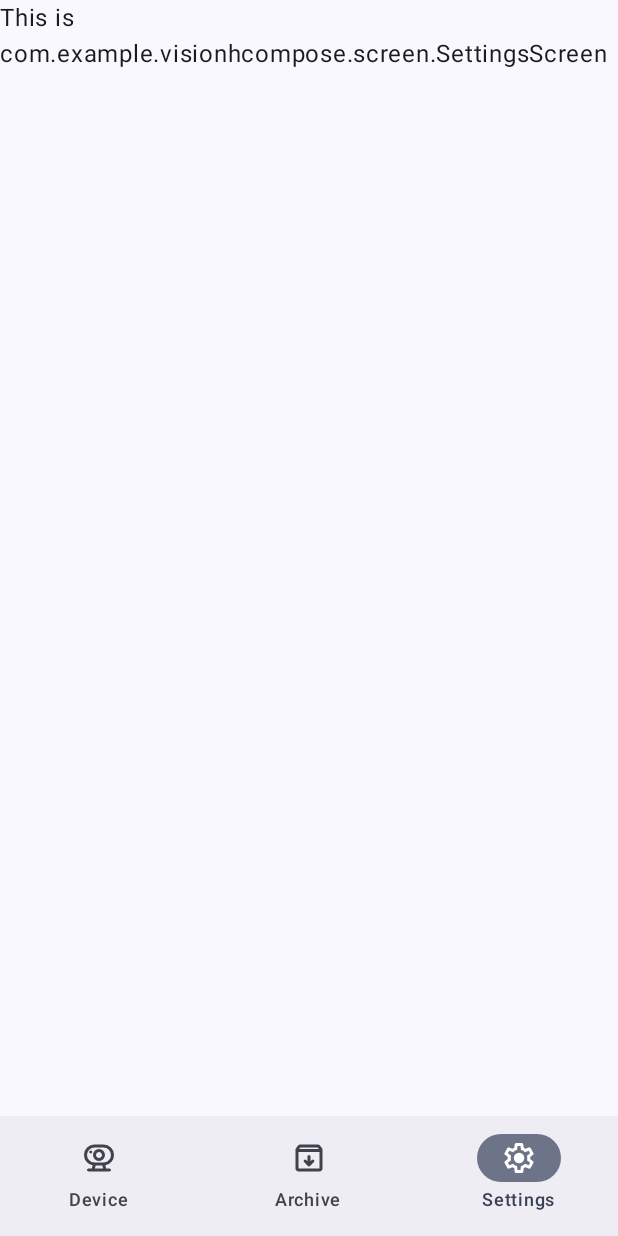
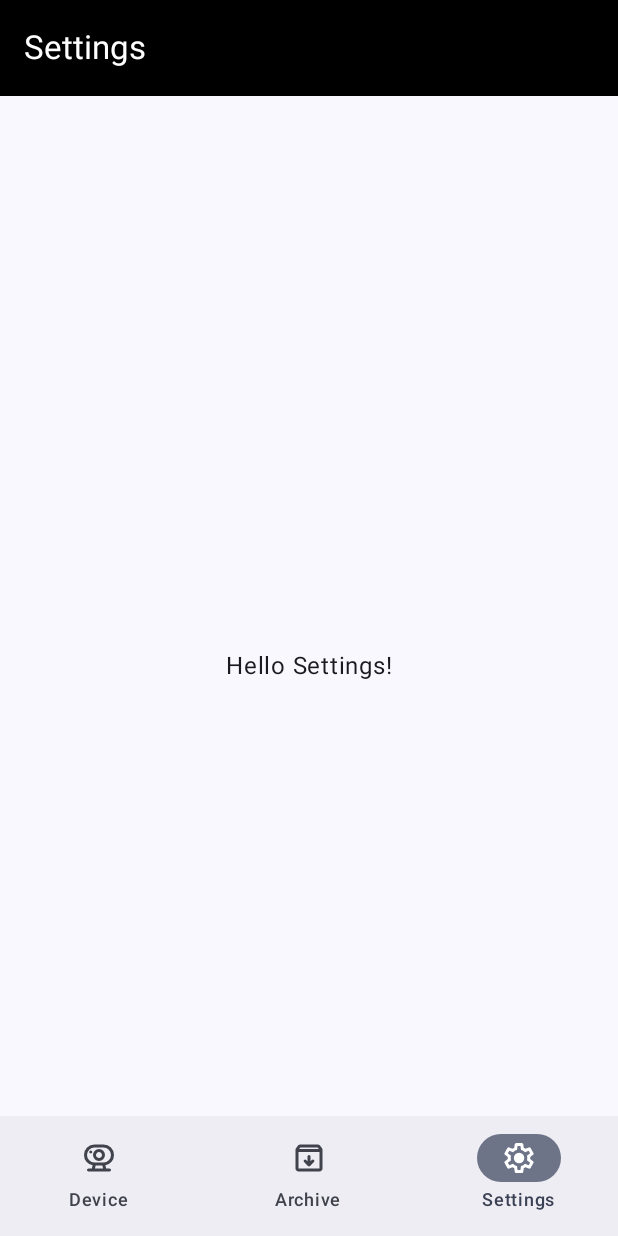
Before and after one commit to HermanDevEscobat/VisionHCompose, an Android app built with Jetpack Compose: the screen it shows after launch (MainActivity), item 3 of the bottom bar chosen, on a phone screen of 412 x 824 dp. Run offline under Robolectric (Android 15) with nearby library versions, the phone set to English and light mode, and no system bars.

Commit message:
Best update

```diff
--- a/app/src/main/java/com/example/visionhcompose/MainActivity.kt
+++ b/app/src/main/java/com/example/visionhcompose/MainActivity.kt
@@ -13,11 +13,11 @@ import androidx.compose.material3.Scaffold
 import androidx.compose.material3.Surface
 import androidx.compose.material3.Text
 import androidx.compose.material3.Icon
-import androidx.compose.material3.LocalContentColor
 import androidx.compose.runtime.*
 import androidx.compose.ui.Modifier
 import androidx.compose.ui.graphics.vector.ImageVector
 import androidx.compose.ui.res.vectorResource
+import androidx.compose.ui.tooling.preview.Preview
 import androidx.navigation.NavDestination
 import androidx.navigation.NavDestination.Companion.hierarchy
 import androidx.navigation.NavGraph.Companion.findStartDestination
@@ -95,3 +95,9 @@ fun RowScope.AddItem(
         }
     )
 }
+
+@Composable
+@Preview
+fun Pre(){
+    AppContent()
+}
--- a/app/src/main/java/com/example/visionhcompose/screen/ArchiveScreen.kt
+++ b/app/src/main/java/com/example/visionhcompose/screen/ArchiveScreen.kt
@@ -5,42 +5,57 @@ import androidx.compose.foundation.layout.Box
 import androidx.compose.foundation.layout.Column
 import androidx.compose.foundation.layout.fillMaxSize
 import androidx.compose.foundation.layout.fillMaxWidth
-import androidx.compose.foundation.layout.padding
 import androidx.compose.foundation.pager.HorizontalPager
 import androidx.compose.foundation.pager.rememberPagerState
+import androidx.compose.material3.ExperimentalMaterial3Api
+import androidx.compose.material3.Icon
+import androidx.compose.material3.IconButton
 import androidx.compose.material3.MaterialTheme
 import androidx.compose.material3.Tab
 import androidx.compose.material3.TabRow
 import androidx.compose.material3.Text
+import androidx.compose.material3.TopAppBar
 import androidx.compose.runtime.Composable
 import androidx.compose.runtime.derivedStateOf
-import androidx.compose.runtime.getValue
-import androidx.compose.runtime.mutableIntStateOf
 import androidx.compose.runtime.remember
 import androidx.compose.runtime.rememberCoroutineScope
 import androidx.compose.ui.Alignment
 import androidx.compose.ui.Modifier
+import androidx.compose.ui.graphics.vector.ImageVector
+import androidx.compose.ui.res.vectorResource
 import androidx.navigation.NavHostController
+import com.example.visionhcompose.R
 import kotlinx.coroutines.launch
 
+@OptIn(ExperimentalMaterial3Api::class)
 @Composable
 fun ArchiveScreen(navController: NavHostController) {
     Column(modifier = Modifier.fillMaxSize()) {
-        TabScreen()
+        TopAppBar(title = { Text("Archive") },
+            actions = {
+                IconButton(onClick = {}) {
+                    Icon(
+                        imageVector = ImageVector.vectorResource(id = R.drawable.rounded_search_24),
+                        contentDescription = "Localized description"
+                    )
+                }
+            })
+        TopAppBarArchive()
     }
 }
 
 @OptIn(ExperimentalFoundationApi::class)
 @Composable
-fun TabScreen() {
+fun TopAppBarArchive() {
     val scope = rememberCoroutineScope()
     val pagerState = rememberPagerState(pageCount = { ArchiveTabs.entries.size })
     val selectedTabIndex = remember {
         derivedStateOf { pagerState.currentPage }
     }
-    val tabs = listOf("Video", "Image")
+
 
     Column(modifier = Modifier.fillMaxSize()) {
+
         TabRow(
             modifier = Modifier.fillMaxWidth(),
             selectedTabIndex = selectedTabIndex.value
--- a/app/src/main/java/com/example/visionhcompose/screen/DeviceScreen.kt
+++ b/app/src/main/java/com/example/visionhcompose/screen/DeviceScreen.kt
@@ -18,15 +18,11 @@ import androidx.compose.foundation.pager.HorizontalPager
 import androidx.compose.foundation.pager.rememberPagerState
 import androidx.compose.foundation.shape.CircleShape
 import androidx.compose.material3.Card
-import androidx.compose.material3.CenterAlignedTopAppBar
 import androidx.compose.material3.ExperimentalMaterial3Api
 import androidx.compose.material3.Icon
 import androidx.compose.material3.IconButton
 import androidx.compose.material3.ListItem
-import androidx.compose.material3.MaterialTheme
 import androidx.compose.material3.Text
-import androidx.compose.material3.TopAppBarDefaults
-import androidx.compose.material3.rememberTopAppBarState
 import androidx.compose.runtime.Composable
 import androidx.compose.runtime.getValue
 import androidx.compose.runtime.mutableStateOf
@@ -34,10 +30,12 @@ import androidx.compose.runtime.remember
 import androidx.compose.ui.Modifier
 import androidx.compose.ui.graphics.vector.ImageVector
 import androidx.compose.ui.res.vectorResource
-import androidx.compose.ui.text.style.TextOverflow
 import androidx.compose.ui.unit.dp
 import com.example.visionhcompose.R
 import androidx.compose.material3.HorizontalDivider
+import androidx.compose.material3.Scaffold
+import androidx.compose.material3.TopAppBar
+import androidx.compose.material3.TopAppBarDefaults
 import androidx.compose.ui.Alignment
 import androidx.compose.ui.graphics.Color
 import androidx.compose.ui.graphics.graphicsLayer
@@ -48,29 +46,28 @@ import androidx.navigation.NavHostController
 import com.example.visionhcompose.class_data.DahuaDevice
 import kotlin.math.absoluteValue
 
-@OptIn(ExperimentalMaterial3Api::class)
 @Composable
+@ExperimentalMaterial3Api
+@ExperimentalFoundationApi
 fun DeviceScreen(navController: NavHostController) {
-    val scrollBehavior = TopAppBarDefaults.pinnedScrollBehavior(rememberTopAppBarState())
-    val deviceList by remember { mutableStateOf(createDummyDahuaDeviceList()) }
-    Column {
-        CenterAlignedTopAppBar(
-            colors = TopAppBarDefaults.topAppBarColors(
-                containerColor = MaterialTheme.colorScheme.primaryContainer,
-                titleContentColor = MaterialTheme.colorScheme.primary,
-            ),
-            title = {
-                Text(
-                    "VisionH",
-                    maxLines = 1,
-                    overflow = TextOverflow.Ellipsis
-                )
-            },
+    Scaffold(topBar = {
+        TopAppBarDevice(navController)
+    }, content = { innerPadding ->
+        ContentDevice(innerPadding)
+    })
+}
+
+
+@Composable
+@ExperimentalMaterial3Api
+fun TopAppBarDevice(navController: NavHostController) {
+    TopAppBar(title = { Text(text = "Device") },
         actions = {
             IconButton(onClick = {}) {
                 Icon(
                     imageVector = ImageVector.vectorResource(id = R.drawable.rounded_search_24),
-                        contentDescription = "Localized description"
+                    contentDescription = "Localized description",
+                    tint = Color.White
                 )
             }
             IconButton(onClick = {
@@ -78,64 +75,36 @@ fun DeviceScreen(navController: NavHostController) {
             }) {
                 Icon(
                     imageVector = ImageVector.vectorResource(id = R.drawable.rounded_add_circle_24),
-                        contentDescription = "Localized description"
+                    contentDescription = "Localized description",
+                    tint = Color.White
                 )
             }
         },
-            scrollBehavior = scrollBehavior,
-        )
-        LazyColumn {
-            items(deviceList) { device ->
-                DeviceListItem(device.name)
-            }
-        }
-    }
-}
-
-fun createDummyDahuaDeviceList(): List<DahuaDevice> {
-    val deviceList = mutableListOf<DahuaDevice>()
-    repeat(15) { index ->
-        val device = DahuaDevice(
-            name = "Dahua Camera ${index + 1}",
-            model = "IPC-HDW1234",
-            serialNumber = "123456789-${index + 1}",
-            imageUrl = "https://example.com/device-${index + 1}.jpg"
-        )
-        deviceList.add(device)
-    }
-    return deviceList
+        colors = TopAppBarDefaults.topAppBarColors(
+            containerColor = Color.Black,
+            titleContentColor = Color.White
+        ))
 }
 
 @Composable
-fun DeviceListItem(name: String) {
+@ExperimentalMaterial3Api
+@ExperimentalFoundationApi
+fun ContentDevice(innerPaddingValues: PaddingValues) {
+    val deviceList by remember { mutableStateOf(createDummyDahuaDeviceList()) }
+    val pagerState = rememberPagerState(pageCount = {
+        4
+    })
+    Column(
+        modifier = Modifier
+            .fillMaxSize()
+            .padding(innerPaddingValues)
+    ) {
+        LazyColumn {
+            items(deviceList) { device ->
                 Column {
                     ListItem(
                         modifier = Modifier.clickable(onClick = {}),
                         headlineContent = {
-                CarouselCustom()
-            },
-            overlineContent = {
-                Row(
-                    modifier = Modifier.fillMaxWidth(),
-                    horizontalArrangement = Arrangement.SpaceBetween,
-                    verticalAlignment = Alignment.CenterVertically
-                ) {
-                    Text(name, modifier = Modifier.weight(1f), fontWeight = FontWeight.Bold)
-                    Indicator(color = Color.Green)
-                }
-            }
-        )
-        HorizontalDivider()
-    }
-}
-
-
-@OptIn(ExperimentalFoundationApi::class)
-@Composable
-fun CarouselCustom() {
-    val pagerState = rememberPagerState(pageCount = {
-        4
-    })
                             HorizontalPager(
                                 state = pagerState,
                                 contentPadding = PaddingValues(horizontal = 32.dp),
@@ -173,18 +142,48 @@ fun CarouselCustom() {
 
                                 }
                             }
-}
-
-
-@Composable
-fun Indicator(color: Color) {
+                        },
+                        overlineContent = {
+                            Row(
+                                modifier = Modifier.fillMaxWidth(),
+                                horizontalArrangement = Arrangement.SpaceBetween,
+                                verticalAlignment = Alignment.CenterVertically
+                            ) {
+                                Text(
+                                    device.name,
+                                    modifier = Modifier.weight(1f),
+                                    fontWeight = FontWeight.Bold
+                                )
                                 Box(
                                     modifier = Modifier
                                         .size(8.dp)
                                         .background(
-                color = color,
+                                            color = Color.Green,
                                             shape = CircleShape
                                         )
                                         .padding(8.dp)
                                 )
                             }
+                        }
+                    )
+                    HorizontalDivider()
+                }
+            }
+        }
+    }
+}
+
+
+fun createDummyDahuaDeviceList(): List<DahuaDevice> {
+    val deviceList = mutableListOf<DahuaDevice>()
+    repeat(15) { index ->
+        val device = DahuaDevice(
+            name = "Dahua Camera ${index + 1}",
+            model = "IPC-HDW1234",
+            serialNumber = "123456789-${index + 1}",
+            imageUrl = "https://example.com/device-${index + 1}.jpg"
+        )
+        deviceList.add(device)
+    }
+    return deviceList
+}
--- a/app/src/main/java/com/example/visionhcompose/screen/SettingsScreen.kt
+++ b/app/src/main/java/com/example/visionhcompose/screen/SettingsScreen.kt
@@ -1,13 +1,55 @@
 package com.example.visionhcompose.screen
 
+import androidx.compose.foundation.layout.Arrangement
+import androidx.compose.foundation.layout.Box
 import androidx.compose.foundation.layout.Column
+import androidx.compose.foundation.layout.PaddingValues
+import androidx.compose.foundation.layout.fillMaxSize
+import androidx.compose.foundation.layout.padding
+import androidx.compose.material3.Divider
+import androidx.compose.material3.ExperimentalMaterial3Api
+import androidx.compose.material3.Scaffold
 import androidx.compose.material3.Text
+import androidx.compose.material3.TopAppBar
+import androidx.compose.material3.TopAppBarDefaults
 import androidx.compose.runtime.Composable
+import androidx.compose.ui.Alignment
+import androidx.compose.ui.Modifier
+import androidx.compose.ui.graphics.Color
 import androidx.navigation.NavHostController
 
 @Composable
+@ExperimentalMaterial3Api
 fun SettingsScreen(navController: NavHostController) {
-    Column {
-        Text(text = "This is com.example.visionhcompose.screen.SettingsScreen")
+    Scaffold(topBar = {
+        TopAppBarSettings()
+    },
+        content = { innerPadding ->
+            ContentSettings(innerPadding)
+        })
+}
+
+@Composable
+@ExperimentalMaterial3Api
+fun TopAppBarSettings() {
+    TopAppBar(
+        title = { Text(text = "Settings") },
+        colors = TopAppBarDefaults.topAppBarColors(
+            containerColor = Color.Black,
+            titleContentColor = Color.White
+        )
+    )
+}
+
+@Composable
+@ExperimentalMaterial3Api
+fun ContentSettings(innerPaddingValues: PaddingValues) {
+    Box(
+        modifier = Modifier
+            .padding(innerPaddingValues)
+            .fillMaxSize(),
+        contentAlignment = Alignment.Center
+    ) {
+        Text(text = "Hello Settings!")
     }
 }
```
Lines whose indentation alone changed are shown as unchanged.
